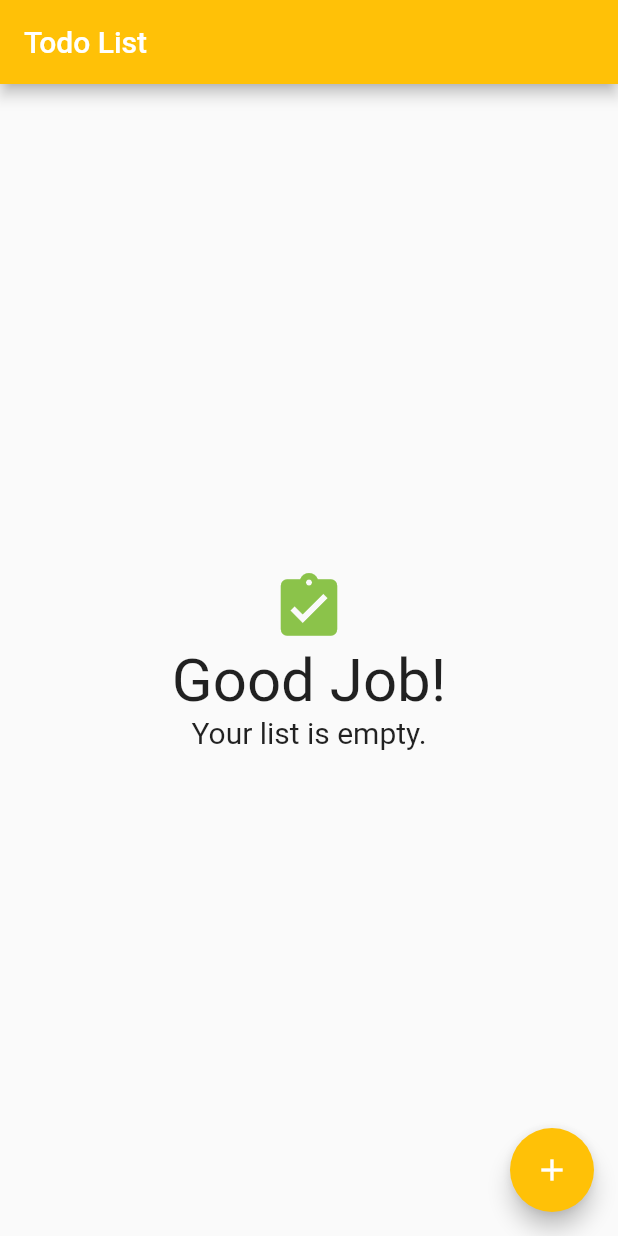
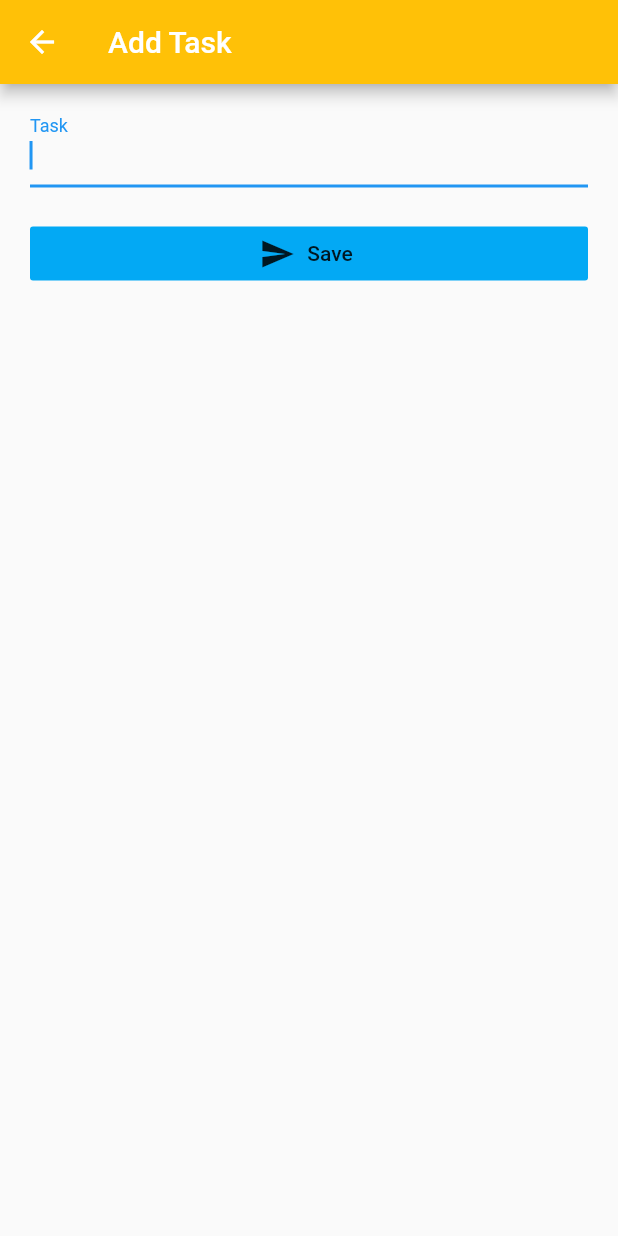
Before and after one commit to kennhung/flutter_todoapp, a Flutter app: the screen it shows after launch, after a tap on the "add" icon, on a phone screen of 412 x 824 dp. Run offline on Flutter 3.47's test engine with Material 2 defaults, Android fonts, the phone set to English and light mode, and no system bars; our stand-ins replace sqflite; accounts and stored records are empty.

Commit message:
[add] Add task

```diff
--- a/lib/database/task.dart
+++ b/lib/database/task.dart
@@ -22,7 +22,7 @@ class Task {
     id = map[columnId];
     name = map[columnName];
     dueDate = map[columnDueDate];
-    finished = map[columnFinished];
+    finished = (map[columnFinished] == 1);
   }
 
   // convenience method to create a Map from this Word object
@@ -30,7 +30,7 @@ class Task {
     var map = <String, dynamic>{
       columnName: name,
       columnDueDate: dueDate,
-      columnFinished: finished
+      columnFinished: finished ? 1 : 0
     };
 
     if (id != null) {
--- a/lib/main.dart
+++ b/lib/main.dart
@@ -1,4 +1,5 @@
 import 'package:flutter/material.dart';
+import 'package:flutter_todoapp/pages/addTask.dart';
 import 'package:flutter_todoapp/pages/home.dart';
 
 void main() {
@@ -6,6 +7,7 @@ void main() {
     initialRoute: '/',
     routes: {
       '/': (context) => Home(),
+      '/add': (context) => AddTask(),
     },
   ));
 }
--- /dev/null
+++ b/lib/pages/addTask.dart
@@ -0,0 +1,73 @@
+import 'package:flutter/material.dart';
+import 'package:flutter_todoapp/database/task.dart';
+
+class AddTask extends StatefulWidget {
+  @override
+  _AddTaskState createState() => _AddTaskState();
+}
+
+class _AddTaskState extends State<AddTask> {
+  final _formKey = GlobalKey<FormState>();
+
+  final taskNameController = TextEditingController();
+
+  @override
+  Widget build(BuildContext context) {
+    return Scaffold(
+      appBar: AppBar(
+        title: Text(
+          'Add Task',
+        ),
+        backgroundColor: Colors.amber,
+      ),
+      body: Container(
+        margin: EdgeInsets.fromLTRB(20.0, 10.0, 20.0, 0.0),
+        child: Column(
+          children: <Widget>[
+            Form(
+              key: _formKey,
+              child: Column(
+                children: <Widget>[
+                  TextFormField(
+                    decoration: InputDecoration(
+                      labelText: 'Task',
+                    ),
+                    controller: taskNameController,
+                    autofocus: true,
+                    validator: (value) {
+                      if (value.isEmpty) {
+                        return 'Please enter some text';
+                      }
+                      return null;
+                    },
+                  ),
+                  // TextFormField(
+                  //   decoration: InputDecoration(labelText: 'Due date'),
+                  // ),
+                ],
+              ),
+            ),
+            Container(
+              margin: EdgeInsets.only(top: 20.0),
+              child: Row(
+                children: [
+                  Expanded(
+                    child: FlatButton.icon(
+                      onPressed: () {
+                        TaskDB.addTodo(Task(name: taskNameController.text));
+                        Navigator.pop(context);
+                      },
+                      icon: Icon(Icons.send),
+                      label: Text('Save'),
+                      color: Colors.lightBlue,
+                    ),
+                  ),
+                ],
+              ),
+            ),
+          ],
+        ),
+      ),
+    );
+  }
+}
--- a/lib/pages/home.dart
+++ b/lib/pages/home.dart
@@ -13,7 +13,9 @@ class Home extends StatelessWidget {
       ),
       body: TaskList(),
       floatingActionButton: FloatingActionButton(
-          onPressed: () {},
+          onPressed: () {
+            Navigator.pushNamed(context, '/add');
+          },
           backgroundColor: Colors.amber,
           child: Icon(Icons.add)),
     );
```
